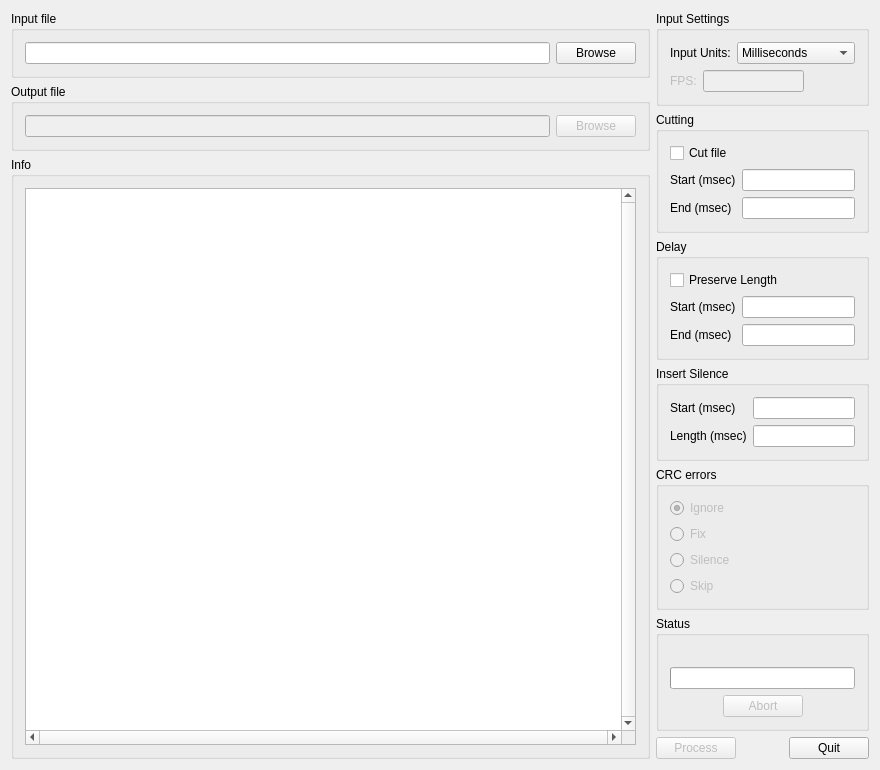
Before: the Qt Designer form src/delaycut.ui in darealshinji/delaycut, drawn with Qt 5.
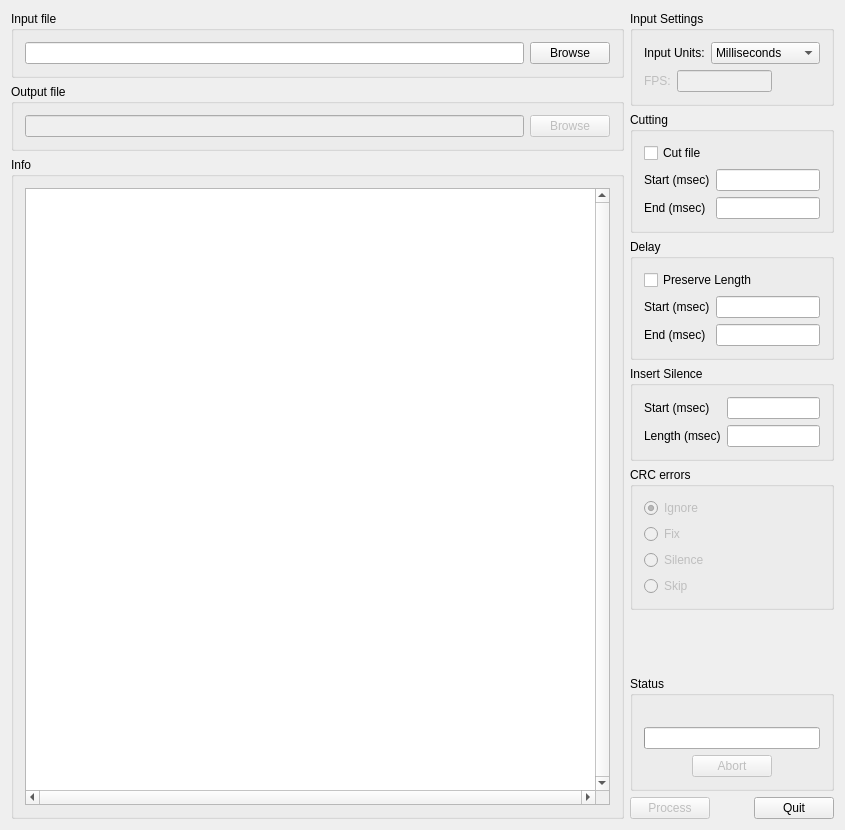
After: the same form once the commit is applied. Custom widgets are drawn as their Qt base class.

The edit to the form file:
```diff
--- a/src/delaycut.ui
+++ b/src/delaycut.ui
@@ -9,8 +9,8 @@
    <rect>
     <x>0</x>
     <y>0</y>
-    <width>880</width>
-    <height>694</height>
+    <width>845</width>
+    <height>830</height>
    </rect>
   </property>
   <property name="windowTitle">
@@ -297,7 +297,7 @@
        </widget>
       </item>
       <item>
-       <widget class="QGroupBox" name="delayGroupBox">
+       <widget class="QGroupBox" name="silenceGroupBox">
         <property name="title">
          <string>Insert Silence</string>
         </property>
@@ -409,6 +409,19 @@
         </layout>
        </widget>
       </item>
+      <item>
+       <spacer name="verticalSpacer">
+        <property name="orientation">
+         <enum>Qt::Vertical</enum>
+        </property>
+        <property name="sizeHint" stdset="0">
+         <size>
+          <width>20</width>
+          <height>40</height>
+         </size>
+        </property>
+       </spacer>
+      </item>
       <item>
        <widget class="QGroupBox" name="statusGroupBox">
         <property name="title">
@@ -515,19 +528,6 @@
         </item>
        </layout>
       </item>
-      <item>
-       <spacer name="verticalSpacer">
-        <property name="orientation">
-         <enum>Qt::Vertical</enum>
-        </property>
-        <property name="sizeHint" stdset="0">
-         <size>
-          <width>161</width>
-          <height>13</height>
-         </size>
-        </property>
-       </spacer>
-      </item>
      </layout>
     </item>
    </layout>
```
